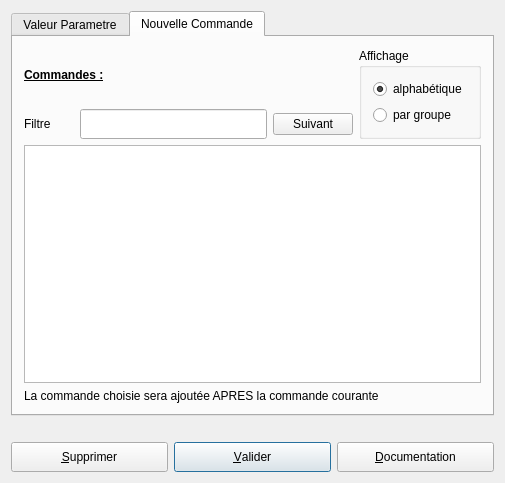
First picture: the form in UiQT4/desParam.ui, repository SalomePlatform/eficas_tools, before the edit.
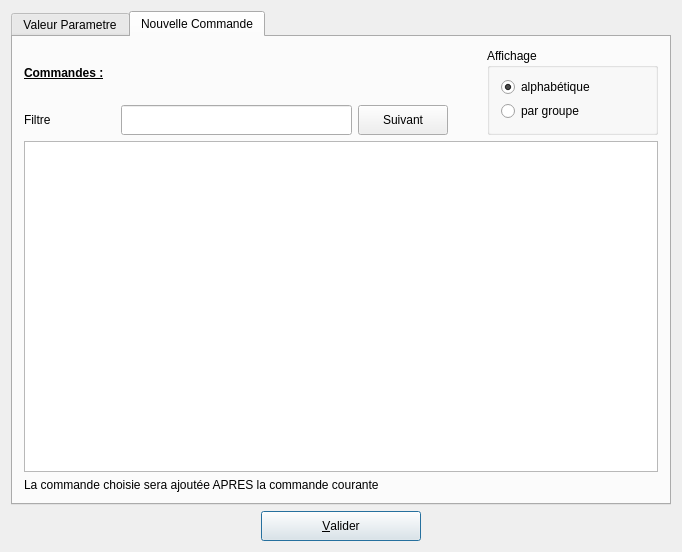
Second picture: the form after the edit. The open tabs and pages were chosen to show the change.

Patch:
```diff
--- a/UiQT4/desParam.ui
+++ b/UiQT4/desParam.ui
@@ -5,8 +5,8 @@
    <rect>
     <x>0</x>
     <y>0</y>
-    <width>505</width>
-    <height>483</height>
+    <width>682</width>
+    <height>552</height>
    </rect>
   </property>
   <property name="minimumSize" >
@@ -18,24 +18,8 @@
   <property name="windowTitle" >
    <string>DComm</string>
   </property>
-  <layout class="QGridLayout" >
-   <item row="1" column="0" colspan="3" >
-    <widget class="QLabel" name="Commentaire" >
-     <property name="frameShape" >
-      <enum>QFrame::NoFrame</enum>
-     </property>
-     <property name="frameShadow" >
-      <enum>QFrame::Plain</enum>
-     </property>
-     <property name="text" >
-      <string/>
-     </property>
-     <property name="wordWrap" >
-      <bool>false</bool>
-     </property>
-    </widget>
-   </item>
-   <item row="0" column="0" colspan="3" >
+  <layout class="QGridLayout" name="gridLayout_3" >
+   <item row="0" column="0" >
     <widget class="QTabWidget" name="TWChoix" >
      <property name="currentIndex" >
       <number>0</number>
@@ -52,8 +36,8 @@
       <attribute name="title" >
        <string>Valeur Parametre</string>
       </attribute>
-      <layout class="QGridLayout" name="gridLayout_3" >
-       <item row="0" column="1" >
+      <layout class="QGridLayout" name="gridLayout_5" >
+       <item row="0" column="0" colspan="2" >
         <widget class="QLabel" name="textLabel2_2_2" >
          <property name="text" >
           <string>&lt;u>&lt;b>&lt;p align="center">Parametre&lt;/p>&lt;/b>&lt;/u></string>
@@ -118,6 +102,38 @@
         </widget>
        </item>
        <item row="4" column="0" colspan="2" >
+        <spacer name="verticalSpacer" >
+         <property name="orientation" >
+          <enum>Qt::Vertical</enum>
+         </property>
+         <property name="sizeHint" stdset="0" >
+          <size>
+           <width>460</width>
+           <height>139</height>
+          </size>
+         </property>
+        </spacer>
+       </item>
+       <item row="5" column="0" colspan="2" >
+        <widget class="QLabel" name="Commentaire" >
+         <property name="minimumSize" >
+          <size>
+           <width>0</width>
+           <height>20</height>
+          </size>
+         </property>
+         <property name="maximumSize" >
+          <size>
+           <width>465</width>
+           <height>16777215</height>
+          </size>
+         </property>
+         <property name="text" >
+          <string/>
+         </property>
+        </widget>
+       </item>
+       <item row="6" column="0" colspan="2" >
         <widget class="QLabel" name="Commentaire_2" >
          <property name="text" >
           <string/>
@@ -130,19 +146,13 @@
       </layout>
      </widget>
      <widget class="QWidget" name="Commande" >
-      <property name="geometry" >
-       <rect>
-        <x>0</x>
-        <y>0</y>
-        <width>483</width>
-        <height>372</height>
-       </rect>
-      </property>
       <attribute name="title" >
        <string>Nouvelle Commande</string>
       </attribute>
+      <layout class="QGridLayout" name="gridLayout_4" >
+       <item row="0" column="0" >
       <layout class="QGridLayout" name="gridLayout_2" >
-       <item row="0" column="0" colspan="3" >
+         <item row="0" column="0" colspan="2" >
         <widget class="QLabel" name="textLabel1_4" >
          <property name="text" >
           <string>&lt;b>&lt;u>Commandes :&lt;/u>&lt;/b></string>
@@ -152,8 +162,14 @@
          </property>
         </widget>
        </item>
-       <item rowspan="2" row="0" column="3" >
+         <item rowspan="2" row="0" column="4" >
         <widget class="QGroupBox" name="groupBox" >
+           <property name="minimumSize" >
+            <size>
+             <width>171</width>
+             <height>71</height>
+            </size>
+           </property>
          <property name="title" >
           <string>Affichage</string>
          </property>
@@ -167,6 +183,18 @@
           </item>
           <item row="0" column="0" >
            <widget class="QRadioButton" name="RBalpha" >
+              <property name="minimumSize" >
+               <size>
+                <width>149</width>
+                <height>16</height>
+               </size>
+              </property>
+              <property name="maximumSize" >
+               <size>
+                <width>149</width>
+                <height>16</height>
+               </size>
+              </property>
             <property name="text" >
              <string>alphabétique</string>
             </property>
@@ -182,7 +210,7 @@
         <widget class="QLabel" name="textLabel6" >
          <property name="minimumSize" >
           <size>
-           <width>50</width>
+             <width>91</width>
            <height>30</height>
           </size>
          </property>
@@ -198,7 +226,7 @@
         <widget class="QLineEdit" name="LEFiltre" >
          <property name="minimumSize" >
           <size>
-           <width>160</width>
+             <width>231</width>
            <height>30</height>
           </size>
          </property>
@@ -206,16 +234,43 @@
        </item>
        <item row="1" column="2" >
         <widget class="QPushButton" name="BNext" >
+           <property name="minimumSize" >
+            <size>
+             <width>90</width>
+             <height>30</height>
+            </size>
+           </property>
          <property name="text" >
           <string>Suivant</string>
          </property>
         </widget>
        </item>
-       <item row="2" column="0" colspan="4" >
+         <item row="1" column="3" >
+          <spacer name="horizontalSpacer_4" >
+           <property name="orientation" >
+            <enum>Qt::Horizontal</enum>
+           </property>
+           <property name="sizeHint" stdset="0" >
+            <size>
+             <width>108</width>
+             <height>20</height>
+            </size>
+           </property>
+          </spacer>
+         </item>
+        </layout>
+       </item>
+       <item row="1" column="0" >
         <widget class="QListWidget" name="LBNouvCommande" />
        </item>
-       <item row="3" column="0" colspan="4" >
+       <item row="2" column="0" >
         <widget class="QLabel" name="textLabel4" >
+         <property name="maximumSize" >
+          <size>
+           <width>721</width>
+           <height>20</height>
+          </size>
+         </property>
          <property name="text" >
           <string>La commande choisie sera ajoutée APRES la commande courante</string>
          </property>
@@ -228,11 +283,32 @@
      </widget>
     </widget>
    </item>
-   <item row="2" column="1" >
+   <item row="1" column="0" >
+    <layout class="QHBoxLayout" name="horizontalLayout" >
+     <item>
+      <spacer name="horizontalSpacer" >
+       <property name="orientation" >
+        <enum>Qt::Horizontal</enum>
+       </property>
+       <property name="sizeHint" stdset="0" >
+        <size>
+         <width>158</width>
+         <height>20</height>
+        </size>
+       </property>
+      </spacer>
+     </item>
+     <item>
     <widget class="QPushButton" name="bOk" >
      <property name="minimumSize" >
       <size>
-       <width>0</width>
+         <width>160</width>
+         <height>30</height>
+        </size>
+       </property>
+       <property name="maximumSize" >
+        <size>
+         <width>160</width>
        <height>30</height>
       </size>
      </property>
@@ -253,49 +329,20 @@
      </property>
     </widget>
    </item>
-   <item row="2" column="0" >
-    <widget class="QPushButton" name="bSup" >
-     <property name="minimumSize" >
+     <item>
+      <spacer name="horizontalSpacer_2" >
+       <property name="orientation" >
+        <enum>Qt::Horizontal</enum>
+       </property>
+       <property name="sizeHint" stdset="0" >
       <size>
-       <width>0</width>
-       <height>30</height>
-      </size>
-     </property>
-     <property name="toolTip" >
-      <string>suppression du mot clef</string>
-     </property>
-     <property name="text" >
-      <string>&amp;Supprimer</string>
-     </property>
-     <property name="shortcut" >
-      <string>Alt+S</string>
-     </property>
-     <property name="autoDefault" >
-      <bool>true</bool>
-     </property>
-    </widget>
-   </item>
-   <item row="2" column="2" >
-    <widget class="QPushButton" name="bHelp" >
-     <property name="minimumSize" >
-      <size>
-       <width>0</width>
-       <height>30</height>
-      </size>
-     </property>
-     <property name="toolTip" >
-      <string>affichage documentation aster</string>
-     </property>
-     <property name="text" >
-      <string>&amp;Documentation</string>
-     </property>
-     <property name="shortcut" >
-      <string>Alt+D</string>
-     </property>
-     <property name="autoDefault" >
-      <bool>true</bool>
-     </property>
-    </widget>
+         <width>148</width>
+         <height>20</height>
+        </size>
+       </property>
+      </spacer>
+     </item>
+    </layout>
    </item>
   </layout>
  </widget>
```
Left out of the diff: 24 changed lines with no effect on the pictures. Lines whose indentation alone changed are shown as unchanged.
